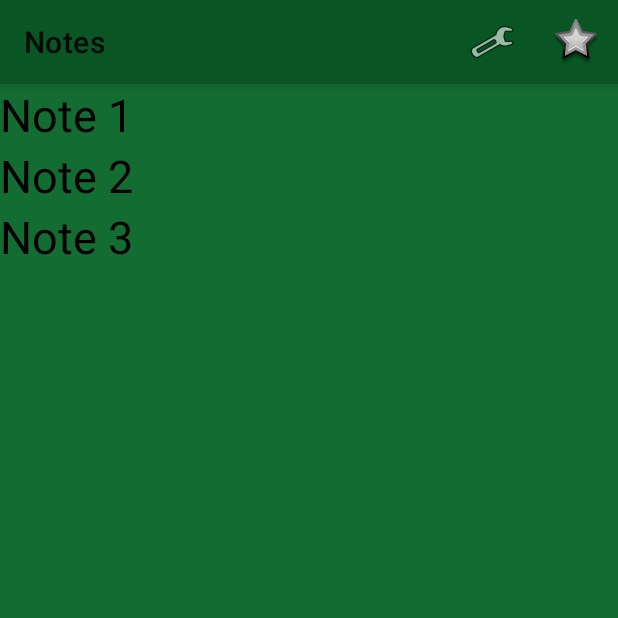
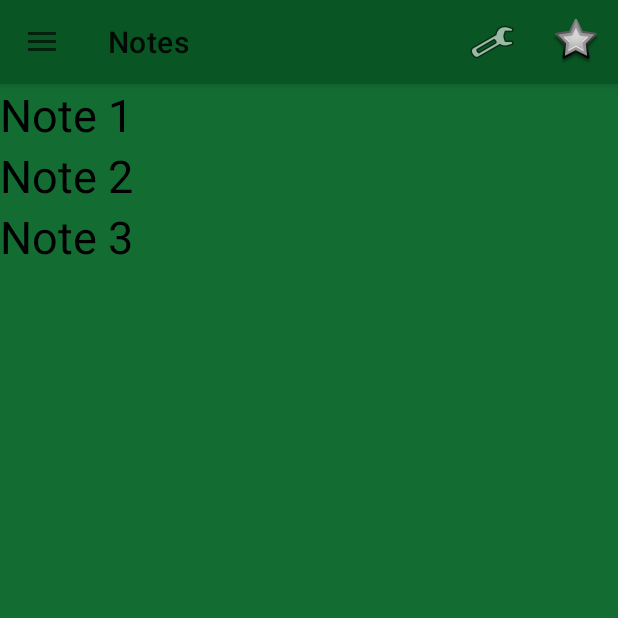
Before and after one commit to alexandrbirichevskiy/Notes, an Android app: the screen it shows after launch (MainActivity), on a phone screen of 412 x 824 dp, the top half of it. Run offline under Robolectric (Android 15) with nearby library versions, the phone set to English and light mode, and no system bars.

Commit message:
Add Navigation menu

```diff
--- a/app/src/main/java/com/alexbirichevskiy/notes/MainActivity.java
+++ b/app/src/main/java/com/alexbirichevskiy/notes/MainActivity.java
@@ -1,7 +1,9 @@
 package com.alexbirichevskiy.notes;
 
+import androidx.appcompat.app.ActionBarDrawerToggle;
 import androidx.appcompat.app.AppCompatActivity;
 import androidx.appcompat.widget.Toolbar;
+import androidx.drawerlayout.widget.DrawerLayout;
 import android.content.res.Configuration;
 import android.os.Bundle;
 import android.view.Menu;
@@ -11,20 +13,32 @@ public class MainActivity extends AppCompatActivity{
     @Override
     protected void onCreate(Bundle savedInstanceState) {
         super.onCreate(savedInstanceState);
-
         setContentView(R.layout.activity_main);
-        initToolbar();
+        Toolbar toolbar = initToolbar();
         NotesListFragment fragment = new NotesListFragment();
         if (getResources().getConfiguration().orientation == Configuration.ORIENTATION_PORTRAIT){
+            initDrawer(toolbar, R.id.main_activity);
             startPort(fragment);
         } else {
+            initDrawer(toolbar, R.id.main_activity_land);
             startLand(fragment);
         }
     }
 
-    private void initToolbar() {
+    private void initDrawer(Toolbar toolbar, int id) {
+        DrawerLayout drawerLayout = findViewById(id);
+        ActionBarDrawerToggle toggle = new ActionBarDrawerToggle(
+                this, drawerLayout, toolbar,
+                R.string.navigation_drawer_open,
+                R.string.navigation_drawer_close);
+        drawerLayout.addDrawerListener(toggle);
+        toggle.syncState();
+    }
+
+    private Toolbar initToolbar() {
         Toolbar toolbar = findViewById(R.id.toolbar);
         setSupportActionBar(toolbar);
+        return toolbar;
     }
 
     @Override
@@ -32,18 +46,6 @@ public class MainActivity extends AppCompatActivity{
         getMenuInflater().inflate(R.menu.main, menu);
         return super.onCreateOptionsMenu(menu);
     }
-
-    //    @Override
-//    public boolean onOptionsItemSelected(@NonNull MenuItem item) {
-//        int id = item.getItemId();
-//        switch (id){
-//            case R.id.action_favorites:
-//                return true;
-//            case R.id.action_settings:
-//                return true;
-//        }
-//        return super.onOptionsItemSelected(item);
-//    }
 
     public void startPort(NotesListFragment fragment){
         getSupportFragmentManager()
--- a/app/src/main/java/com/alexbirichevskiy/notes/NoteFragment.java
+++ b/app/src/main/java/com/alexbirichevskiy/notes/NoteFragment.java
@@ -25,6 +25,7 @@ public class NoteFragment extends Fragment{
                              Bundle savedInstanceState) {
         return inflater.inflate(R.layout.fragment_note, container, false);
     }
+
     @Override
     public void onViewCreated(View view, Bundle savedInstanceState) {
         fillingNote(view, note);
--- /dev/null
+++ b/app/src/main/res/drawable/side_nav_bar.xml
@@ -0,0 +1,8 @@
+<?xml version="1.0" encoding="utf-8"?>
+<shape xmlns:android="http://schemas.android.com/apk/res/android"
+    android:shape="rectangle">
+    <gradient
+        android:angle="135"
+        android:centerColor="#009688"
+        android:type="linear" />
+</shape>
--- a/app/src/main/res/layout-land/activity_main.xml
+++ b/app/src/main/res/layout-land/activity_main.xml
@@ -1,9 +1,26 @@
 <?xml version="1.0" encoding="utf-8"?>
-<LinearLayout xmlns:android="http://schemas.android.com/apk/res/android"
+<androidx.drawerlayout.widget.DrawerLayout xmlns:android="http://schemas.android.com/apk/res/android"
+    xmlns:tools="http://schemas.android.com/tools"
+    xmlns:app="http://schemas.android.com/apk/res-auto"
     android:id="@+id/main_activity_land"
-    android:orientation="horizontal"
     android:layout_width="match_parent"
-    android:layout_height="match_parent">
+    android:layout_height="match_parent"
+    android:fitsSystemWindows="true"
+    tools:openDrawer="start"
+    tools:context=".MainActivity"
+    android:background="@color/background_color_textView">
+
+    <LinearLayout
+        android:layout_width="match_parent"
+        android:layout_height="match_parent"
+        android:orientation="vertical">
+
+        <include layout="@layout/toolbar_main" />
+
+        <LinearLayout
+            android:layout_width="match_parent"
+            android:layout_height="match_parent"
+            android:orientation="horizontal">
 
             <LinearLayout
                 android:id="@+id/note_list_land"
@@ -18,4 +35,19 @@
                 android:layout_width="0dp"
                 android:layout_height="match_parent"
                 android:orientation="vertical" />
+
         </LinearLayout>
+
+    </LinearLayout>
+
+    <com.google.android.material.navigation.NavigationView
+        android:id="@+id/nav_view"
+        android:layout_width="match_parent"
+        android:layout_height="match_parent"
+        android:layout_gravity="start"
+        android:fitsSystemWindows="true"
+        app:headerLayout="@layout/nav_header_main"
+        app:menu="@menu/main"
+        tools:visibility="gone" />
+
+</androidx.drawerlayout.widget.DrawerLayout>
--- a/app/src/main/res/layout/activity_main.xml
+++ b/app/src/main/res/layout/activity_main.xml
@@ -1,31 +1,37 @@
 <?xml version="1.0" encoding="utf-8"?>
-<LinearLayout xmlns:android="http://schemas.android.com/apk/res/android"
+<androidx.drawerlayout.widget.DrawerLayout xmlns:android="http://schemas.android.com/apk/res/android"
     xmlns:tools="http://schemas.android.com/tools"
+    xmlns:app="http://schemas.android.com/apk/res-auto"
     android:id="@+id/main_activity"
     android:layout_width="match_parent"
     android:layout_height="match_parent"
+    android:fitsSystemWindows="true"
+    tools:openDrawer="start"
     tools:context=".MainActivity"
-    android:background="@color/background_color_textView"
-    android:orientation="vertical">
+    android:background="@color/background_color_textView">
 
-    <com.google.android.material.appbar.AppBarLayout
+    <LinearLayout
         android:layout_width="match_parent"
-        android:layout_height="wrap_content"
-        android:theme="@style/AppTheme.NoActionBar">
+        android:layout_height="match_parent"
+        android:orientation="vertical">
 
-        <androidx.appcompat.widget.Toolbar
-            android:id="@+id/toolbar"
+        <include layout="@layout/toolbar_main" />
+
+        <LinearLayout
+            android:id="@+id/fragments_container"
             android:layout_width="match_parent"
-            android:layout_height="?attr/actionBarSize"
-            android:background="@color/background_toolbar">
-        </androidx.appcompat.widget.Toolbar>
+            android:layout_height="match_parent"
+            android:orientation="horizontal" />
 
-    </com.google.android.material.appbar.AppBarLayout>
+    </LinearLayout>
 
-    <androidx.coordinatorlayout.widget.CoordinatorLayout
-        android:id="@+id/fragments_container"
+    <com.google.android.material.navigation.NavigationView
+        android:id="@+id/nav_view"
         android:layout_width="match_parent"
-        android:layout_height="match_parent">
-    </androidx.coordinatorlayout.widget.CoordinatorLayout>
+        android:layout_height="match_parent"
+        android:layout_gravity = "start"
+        android:fitsSystemWindows="true"
+        app:headerLayout="@layout/nav_header_main"
+        app:menu="@menu/main" />
 
-</LinearLayout>
+</androidx.drawerlayout.widget.DrawerLayout>
--- a/app/src/main/res/layout/fragment_note.xml
+++ b/app/src/main/res/layout/fragment_note.xml
@@ -31,4 +31,5 @@
         android:layout_width="match_parent"
         android:layout_height="0dp"
         android:layout_weight="9" />
+
 </LinearLayout>
--- /dev/null
+++ b/app/src/main/res/layout/nav_header_main.xml
@@ -0,0 +1,18 @@
+<?xml version="1.0" encoding="utf-8"?>
+<LinearLayout
+    xmlns:android = "http://schemas.android.com/apk/res/android"
+    android:layout_width="match_parent"
+    android:layout_height="?attr/actionBarSize"
+    android:gravity="bottom"
+    android:orientation="vertical"
+    android:background="@drawable/side_nav_bar">
+
+    <TextView
+        android:layout_width="match_parent"
+        android:layout_height="match_parent"
+        android:gravity="center"
+        android:text="@string/fragment_navigation"
+        android:textSize="@dimen/nav_header_dimen">
+    </TextView>
+
+</LinearLayout>
--- /dev/null
+++ b/app/src/main/res/layout/toolbar_main.xml
@@ -0,0 +1,13 @@
+<?xml version="1.0" encoding="utf-8"?>
+<com.google.android.material.appbar.AppBarLayout xmlns:android="http://schemas.android.com/apk/res/android"
+    android:layout_width="match_parent"
+    android:layout_height="wrap_content"
+    android:theme="@style/AppTheme.NoActionBar">
+
+    <androidx.appcompat.widget.Toolbar
+        android:id="@+id/toolbar"
+        android:layout_width="match_parent"
+        android:layout_height="?attr/actionBarSize"
+        android:background="@color/background_toolbar" />
+
+</com.google.android.material.appbar.AppBarLayout>
--- a/app/src/main/res/menu/main.xml
+++ b/app/src/main/res/menu/main.xml
@@ -6,7 +6,7 @@
         android:orderInCategory="3"
         android:icon="@android:drawable/star_big_off"
         app:showAsAction="always"
-        android:title="@string/favorites" />
+        android:title="@string/favorites"/>
     <item
         android:id="@+id/action_settings"
         android:orderInCategory="2"
--- /dev/null
+++ b/app/src/main/res/values/dimens.xml
@@ -0,0 +1,5 @@
+<?xml version="1.0" encoding="utf-8"?>
+<resources>
+    <dimen name="nav_header_height">80dp</dimen>
+    <dimen name="nav_header_dimen">20sp</dimen>
+</resources>
--- a/app/src/main/res/values/strings.xml
+++ b/app/src/main/res/values/strings.xml
@@ -6,4 +6,7 @@
     <string name="favorites">Favorites</string>
     <string name="search">Search</string>
     <string name="setting">Setting</string>
+    <string name="navigation_drawer_open">open</string>
+    <string name="navigation_drawer_close">close</string>
+    <string name="fragment_navigation">Navigation</string>
 </resources>
```
Lines whose indentation alone changed are shown as unchanged.
